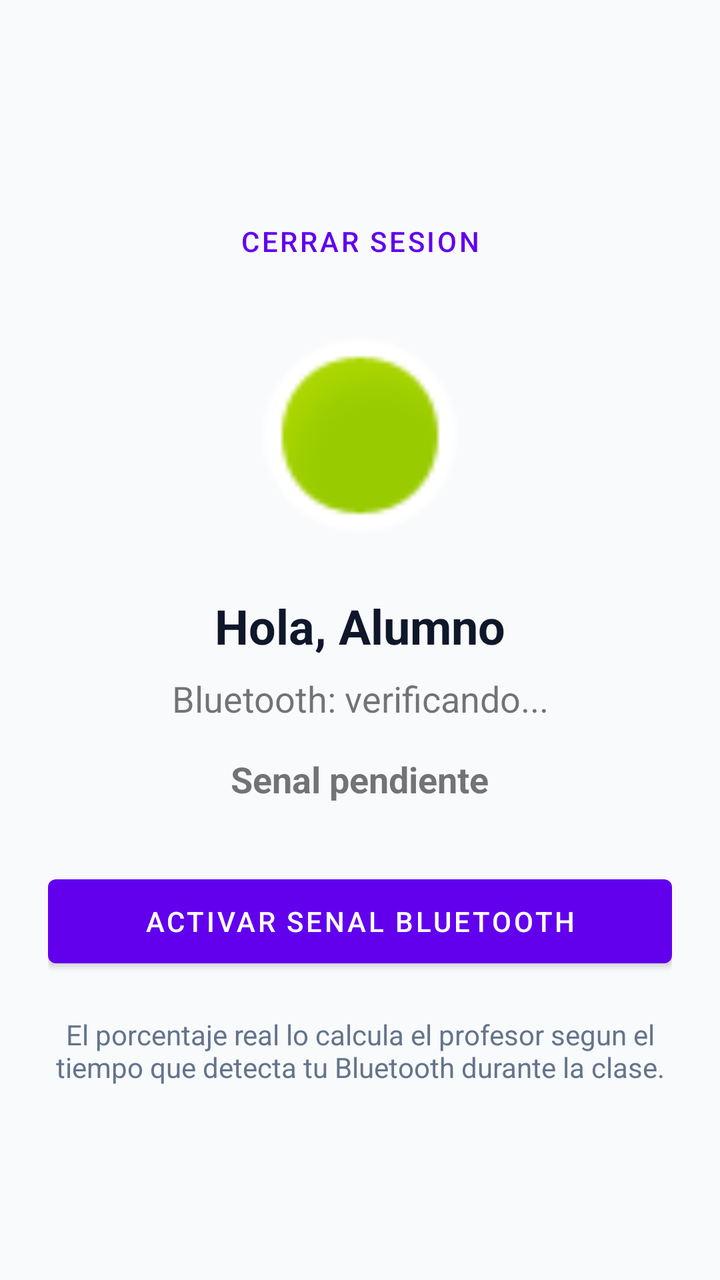
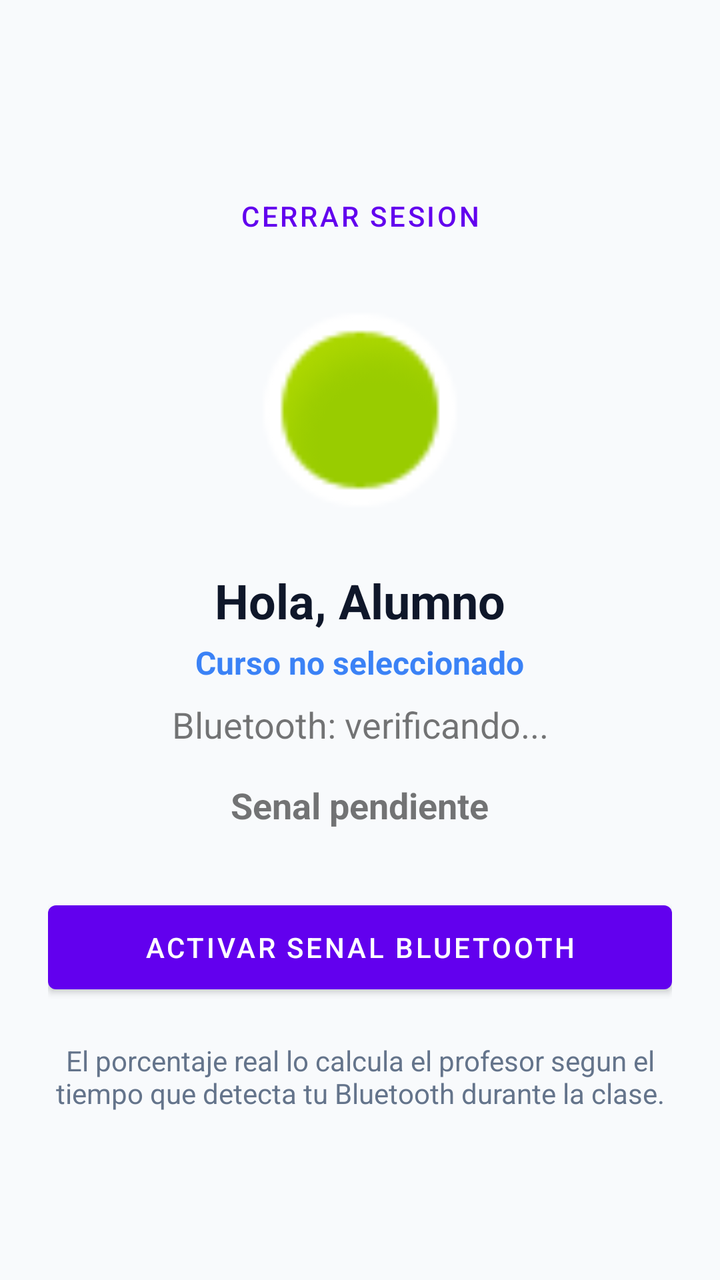

Two renders of the same Android screen: before a commit and after it. Below are the layout's source before the change and the commit's diff.
<!-- AndroidManifest.xml: application theme Theme.SmartAttendance -->
<!-- res/layout/activity_student.xml -->
<?xml version="1.0" encoding="utf-8"?>
<LinearLayout xmlns:android="http://schemas.android.com/apk/res/android"
    android:layout_width="match_parent"
    android:layout_height="match_parent"
    android:orientation="vertical"
    android:padding="24dp"
    android:gravity="center"
    android:background="#F8FAFC">

    <Button
        android:id="@+id/btnLogout"
        style="@style/Widget.MaterialComponents.Button.TextButton"
        android:layout_width="match_parent"
        android:layout_height="48dp"
        android:text="CERRAR SESION" />

    <ImageView
        android:id="@+id/ivStatus"
        android:layout_width="110dp"
        android:layout_height="110dp"
        android:src="@android:drawable/presence_online"
        android:layout_marginTop="18dp"
        android:layout_marginBottom="24dp" />

    <TextView
        android:id="@+id/tvWelcome"
        android:layout_width="wrap_content"
        android:layout_height="wrap_content"
        android:text="Hola, Alumno"
        android:textColor="#0F172A"
        android:textSize="24sp"
        android:textStyle="bold" />

    <TextView
        android:id="@+id/tvStatus"
        android:layout_width="match_parent"
        android:layout_height="wrap_content"
        android:text="Bluetooth: verificando..."
        android:textAlignment="center"
        android:textSize="18sp"
        android:layout_marginTop="8dp" />

    <TextView
        android:id="@+id/tvSignalInfo"
        android:layout_width="wrap_content"
        android:layout_height="wrap_content"
        android:text="Senal pendiente"
        android:textAlignment="center"
        android:textSize="18sp"
        android:layout_marginTop="16dp"
        android:textStyle="bold" />

    <Button
        android:id="@+id/btnActivate"
        android:layout_width="match_parent"
        android:layout_height="54dp"
        android:text="ACTIVAR SENAL BLUETOOTH"
        android:layout_marginTop="32dp" />

    <TextView
        android:layout_width="match_parent"
        android:layout_height="wrap_content"
        android:text="El porcentaje real lo calcula el profesor segun el tiempo que detecta tu Bluetooth durante la clase."
        android:textAlignment="center"
        android:layout_marginTop="20dp"
        android:textColor="#64748B" />
</LinearLayout>
<!-- resources referenced by this layout -->
<resources>
  <style name="Theme.SmartAttendance" parent="Base.Theme.SmartAttendance" />
  <style name="Base.Theme.SmartAttendance" parent="Theme.MaterialComponents.Light.NoActionBar">
      </style>
</resources>

<!-- the commit's change to res/layout/activity_student.xml (unified diff, before → after) -->
@@ -29,6 +29,16 @@
         android:text="Hola, Alumno"
         android:textColor="#0F172A"
         android:textSize="24sp"
+        android:textStyle="bold" />
+
+    <TextView
+        android:id="@+id/tvCourseName"
+        android:layout_width="wrap_content"
+        android:layout_height="wrap_content"
+        android:text="Curso no seleccionado"
+        android:textColor="#3B82F6"
+        android:textSize="16sp"
+        android:layout_marginTop="4dp"
         android:textStyle="bold" />
 
     <TextView
